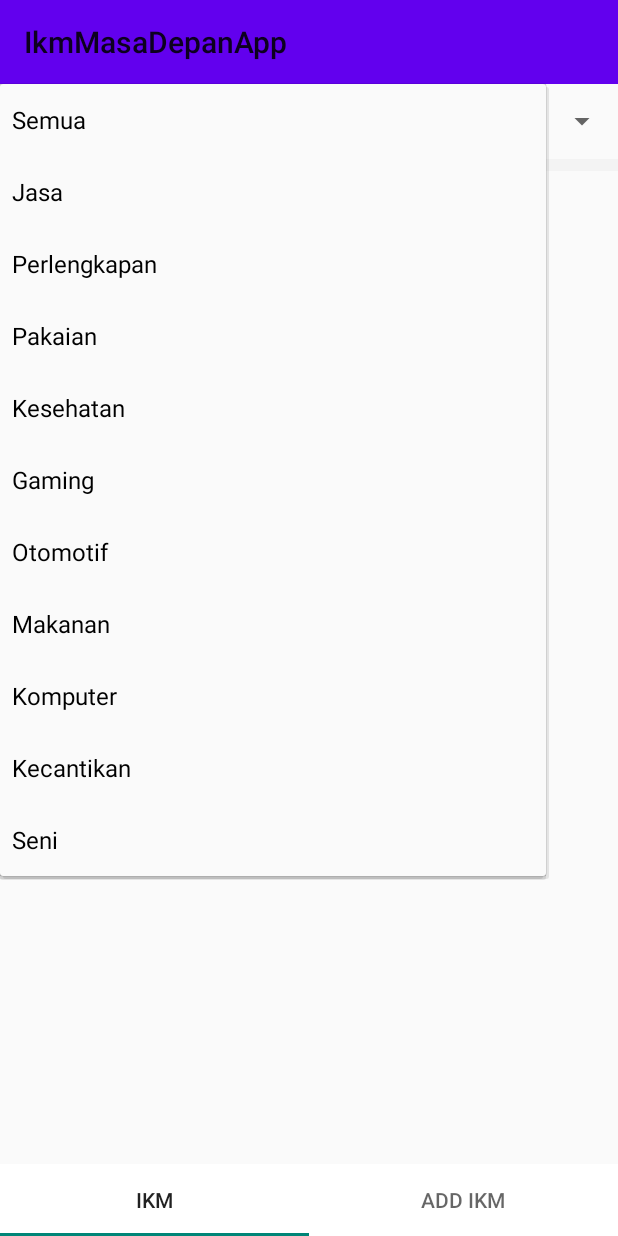
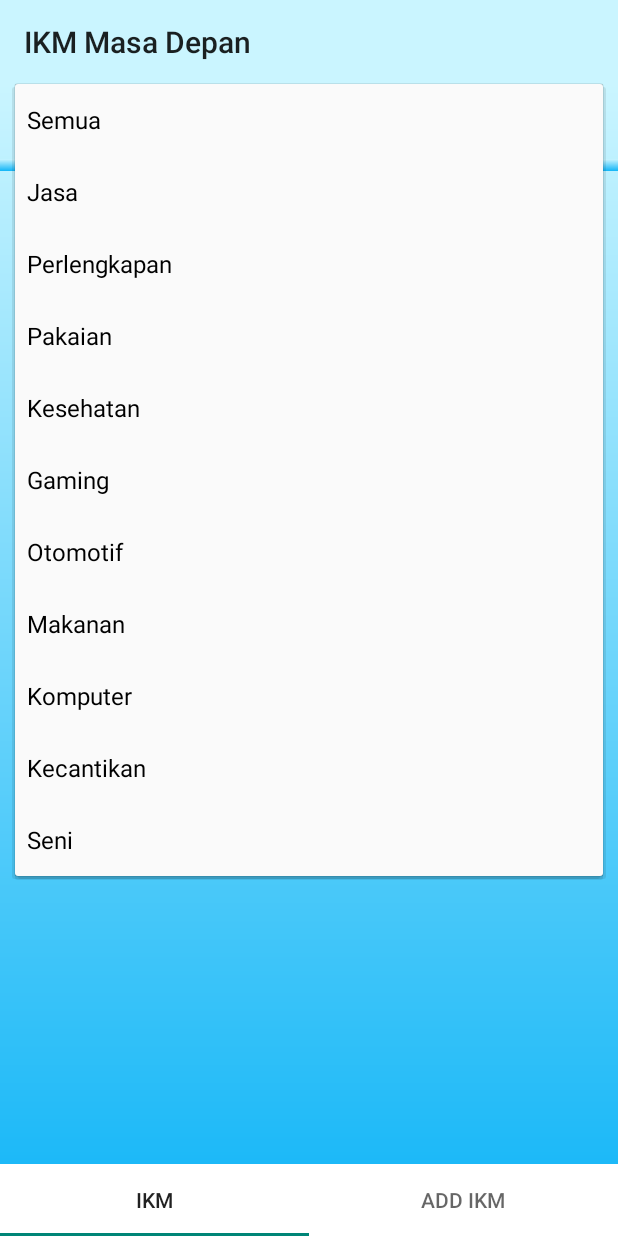
Before and after one commit to NoiceDaNoice/IKM-Masa-Depan, an Android app: the screen it shows after launch (MainActivity), after a tap on "Semua", on a phone screen of 412 x 824 dp. Run offline under Robolectric (Android 15) with nearby library versions, the phone set to English and light mode, and no system bars; our stand-ins replace Firebase (no records; nobody signed in at launch, a user with empty details on screens opened directly).

Commit message:
IKM Masa Depan App

```diff
--- a/app/src/main/java/com/example/ikmmasadepanapp/ui/detail/DetailActivity.java
+++ b/app/src/main/java/com/example/ikmmasadepanapp/ui/detail/DetailActivity.java
@@ -26,6 +26,7 @@ import org.jetbrains.annotations.NotNull;
 
 import java.util.ArrayList;
 import java.util.List;
+import java.util.Objects;
 
 public class DetailActivity extends AppCompatActivity {
     ImageView image;
@@ -39,7 +40,7 @@ public class DetailActivity extends AppCompatActivity {
         setContentView(R.layout.activity_detail);
         Bundle bundle = getIntent().getExtras();
         String idModel = bundle.getString("id");
-
+        Objects.requireNonNull(getSupportActionBar()).setTitle("Detail");
         pb = findViewById(R.id.pb2);
         pb.setVisibility(View.VISIBLE);
         daoIkm.getId(idModel).addValueEventListener(new ValueEventListener() {
--- a/app/src/main/java/com/example/ikmmasadepanapp/ui/main/MainActivity.java
+++ b/app/src/main/java/com/example/ikmmasadepanapp/ui/main/MainActivity.java
@@ -10,12 +10,15 @@ import com.example.ikmmasadepanapp.R;
 import com.google.android.material.tabs.TabLayout;
 import com.google.android.material.tabs.TabLayoutMediator;
 
+import java.util.Objects;
+
 public class MainActivity extends AppCompatActivity {
 
     @Override
     protected void onCreate(Bundle savedInstanceState) {
         super.onCreate(savedInstanceState);
         setContentView(R.layout.activity_main);
+        Objects.requireNonNull(getSupportActionBar()).setTitle("IKM Masa Depan");
         showFragment();
     }
 
--- a/app/src/main/res/layout/activity_main.xml
+++ b/app/src/main/res/layout/activity_main.xml
@@ -4,12 +4,14 @@
     xmlns:tools="http://schemas.android.com/tools"
     android:layout_width="match_parent"
     android:layout_height="match_parent"
+    android:background="@drawable/gradient_one"
     tools:context=".ui.main.MainActivity">
 
     <androidx.viewpager2.widget.ViewPager2
         android:id="@+id/vp"
         android:layout_width="match_parent"
-        android:layout_height="match_parent"
+        android:layout_height="0dp"
+        app:layout_constraintBottom_toTopOf="@+id/tabLayout"
         app:layout_constraintEnd_toEndOf="parent"
         app:layout_constraintHorizontal_bias="0.0"
         app:layout_constraintStart_toStartOf="parent"
--- a/app/src/main/res/layout/activity_splash_screen.xml
+++ b/app/src/main/res/layout/activity_splash_screen.xml
@@ -4,7 +4,10 @@
     xmlns:tools="http://schemas.android.com/tools"
     android:layout_width="match_parent"
     android:layout_height="match_parent"
-    tools:context=".ui.SplashScreen">
+    tools:context=".ui.SplashScreen"
+    android:fitsSystemWindows="true"
+    >
+
 
     <TextView
         android:id="@+id/textView5"
--- a/app/src/main/res/layout/fragment_main.xml
+++ b/app/src/main/res/layout/fragment_main.xml
@@ -18,6 +18,7 @@
         android:orientation="vertical">
 
         <Spinner
+            android:padding="10dp"
             android:id="@+id/spinner"
             android:layout_width="match_parent"
             android:layout_height="50dp"/>
@@ -26,9 +27,9 @@
             android:id="@+id/rvMain"
             android:layout_width="match_parent"
             android:layout_height="wrap_content"
-            tools:listitem="@layout/rv_main"
+            android:background="@drawable/gradient_one"
             android:paddingTop="8dp"
-            android:background="@color/greyRV"/>
+            tools:listitem="@layout/rv_main" />
     </LinearLayout>
 
 </FrameLayout>
--- a/app/src/main/res/values/themes.xml
+++ b/app/src/main/res/values/themes.xml
@@ -2,8 +2,8 @@
     <!-- Base application theme. -->
     <style name="Theme.IkmMasaDepanApp" parent="Theme.AppCompat.Light">
         <!-- Primary brand color. -->
-        <item name="colorPrimary">@color/purple_500</item>
-        <item name="colorPrimaryVariant">@color/purple_700</item>
+        <item name="colorPrimary">#CAF5FF</item>
+        <item name="colorPrimaryVariant">#CAF5FF</item>
         <item name="colorOnPrimary">@color/white</item>
         <!-- Secondary brand color. -->
         <item name="colorSecondary">@color/teal_200</item>
```
